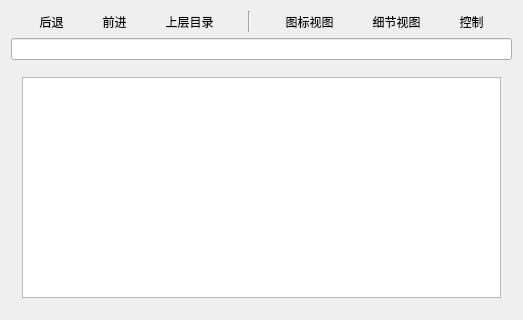
The window that src/loofm/fileview.ui (xuzhuoyi/LDE) describes before a commit, drawn with Qt 5.
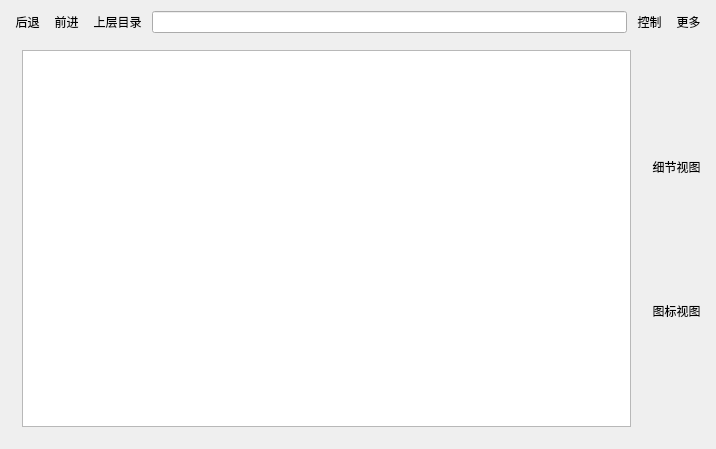
The same window after the commit. Icons and pictures are not drawn.

Diff of the .ui file:
```diff
--- a/src/loofm/fileview.ui
+++ b/src/loofm/fileview.ui
@@ -6,15 +6,15 @@
    <rect>
     <x>0</x>
     <y>0</y>
-    <width>523</width>
-    <height>320</height>
+    <width>716</width>
+    <height>449</height>
    </rect>
   </property>
   <property name="windowTitle">
    <string>LooFM</string>
   </property>
-  <layout class="QVBoxLayout" name="verticalLayout">
-   <item>
+  <layout class="QGridLayout" name="gridLayout_3">
+   <item row="0" column="0" colspan="2">
     <layout class="QHBoxLayout" name="horizontalLayout">
      <item>
       <widget class="QToolButton" name="backButton">
@@ -92,57 +92,7 @@
       </widget>
      </item>
      <item>
-      <widget class="Line" name="line">
-       <property name="orientation">
-        <enum>Qt::Vertical</enum>
-       </property>
-      </widget>
-     </item>
-     <item>
-      <widget class="QToolButton" name="listButton">
-       <property name="styleSheet">
-        <string notr="true">border-style: flat;</string>
-       </property>
-       <property name="text">
-        <string>图标视图</string>
-       </property>
-       <property name="icon">
-        <iconset resource="resource.qrc">
-         <normaloff>:/images/buttons/images/viewlist-24.png</normaloff>:/images/buttons/images/viewlist-24.png</iconset>
-       </property>
-       <property name="iconSize">
-        <size>
-         <width>24</width>
-         <height>24</height>
-        </size>
-       </property>
-       <property name="toolButtonStyle">
-        <enum>Qt::ToolButtonTextBesideIcon</enum>
-       </property>
-      </widget>
-     </item>
-     <item>
-      <widget class="QToolButton" name="detailButton">
-       <property name="styleSheet">
-        <string notr="true">border-style: flat;</string>
-       </property>
-       <property name="text">
-        <string>细节视图</string>
-       </property>
-       <property name="icon">
-        <iconset resource="resource.qrc">
-         <normaloff>:/images/buttons/images/viewdetailed-24.png</normaloff>:/images/buttons/images/viewdetailed-24.png</iconset>
-       </property>
-       <property name="iconSize">
-        <size>
-         <width>24</width>
-         <height>24</height>
-        </size>
-       </property>
-       <property name="toolButtonStyle">
-        <enum>Qt::ToolButtonTextBesideIcon</enum>
-       </property>
-      </widget>
+      <widget class="QLineEdit" name="lineEdit"/>
      </item>
      <item>
       <widget class="QToolButton" name="controlButton">
@@ -170,12 +120,35 @@
        </property>
       </widget>
      </item>
+     <item>
+      <widget class="QToolButton" name="controlButton_2">
+       <property name="styleSheet">
+        <string notr="true">border-style: flat;</string>
+       </property>
+       <property name="text">
+        <string>更多</string>
+       </property>
+       <property name="icon">
+        <iconset resource="resource.qrc">
+         <normaloff>:/images/buttons/images/go-down.svg</normaloff>:/images/buttons/images/go-down.svg</iconset>
+       </property>
+       <property name="iconSize">
+        <size>
+         <width>24</width>
+         <height>24</height>
+        </size>
+       </property>
+       <property name="popupMode">
+        <enum>QToolButton::InstantPopup</enum>
+       </property>
+       <property name="toolButtonStyle">
+        <enum>Qt::ToolButtonTextBesideIcon</enum>
+       </property>
+      </widget>
+     </item>
     </layout>
    </item>
-   <item>
-    <widget class="QLineEdit" name="lineEdit"/>
-   </item>
-   <item>
+   <item row="1" column="0">
     <widget class="QStackedWidget" name="stackedWidget">
      <property name="frameShape">
       <enum>QFrame::NoFrame</enum>
@@ -199,6 +172,56 @@
      </widget>
     </widget>
    </item>
+   <item row="1" column="1">
+    <layout class="QVBoxLayout" name="verticalLayout">
+     <item>
+      <widget class="QToolButton" name="detailButton">
+       <property name="styleSheet">
+        <string notr="true">border-style: flat;</string>
+       </property>
+       <property name="text">
+        <string>细节视图</string>
+       </property>
+       <property name="icon">
+        <iconset resource="resource.qrc">
+         <normaloff>:/images/buttons/images/viewdetailed-24.png</normaloff>:/images/buttons/images/viewdetailed-24.png</iconset>
+       </property>
+       <property name="iconSize">
+        <size>
+         <width>24</width>
+         <height>24</height>
+        </size>
+       </property>
+       <property name="toolButtonStyle">
+        <enum>Qt::ToolButtonTextUnderIcon</enum>
+       </property>
+      </widget>
+     </item>
+     <item>
+      <widget class="QToolButton" name="listButton">
+       <property name="styleSheet">
+        <string notr="true">border-style: flat;</string>
+       </property>
+       <property name="text">
+        <string>图标视图</string>
+       </property>
+       <property name="icon">
+        <iconset resource="resource.qrc">
+         <normaloff>:/images/buttons/images/viewlist-24.png</normaloff>:/images/buttons/images/viewlist-24.png</iconset>
+       </property>
+       <property name="iconSize">
+        <size>
+         <width>24</width>
+         <height>24</height>
+        </size>
+       </property>
+       <property name="toolButtonStyle">
+        <enum>Qt::ToolButtonTextUnderIcon</enum>
+       </property>
+      </widget>
+     </item>
+    </layout>
+   </item>
   </layout>
   <action name="backAction">
    <property name="icon">
```
